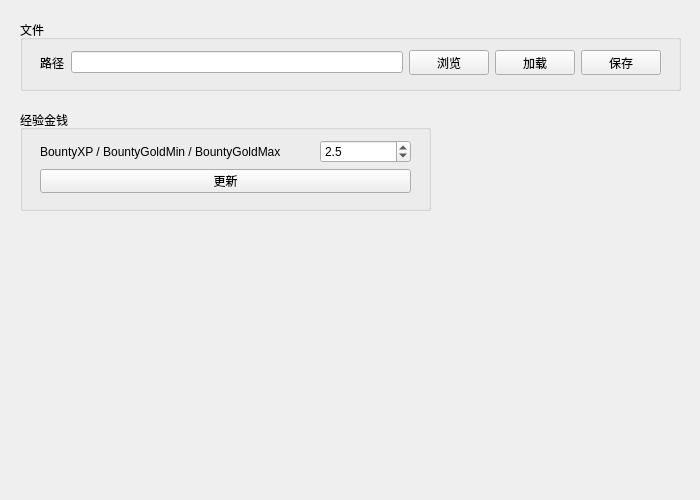
Above: untitled.ui from JeremyChim/Dota-Tool before the change. Below: the same form after it.
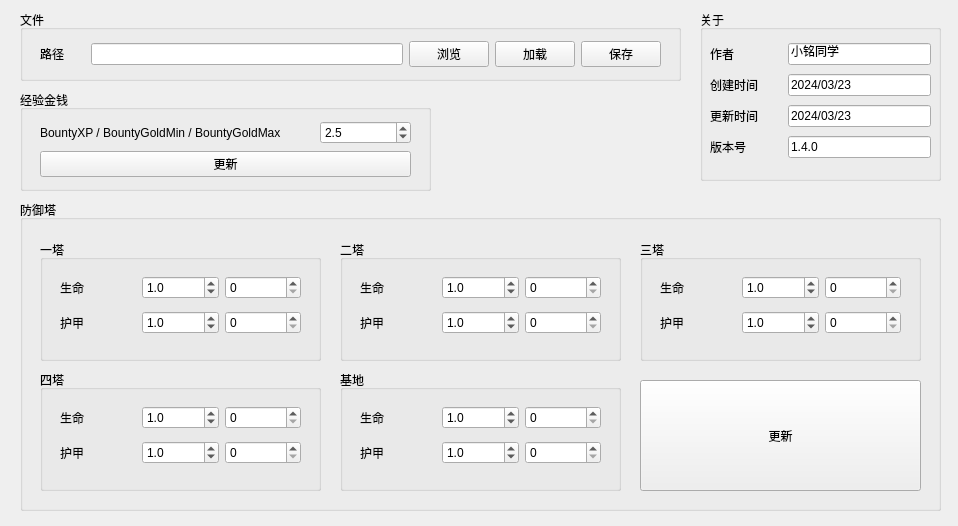
That is the form after the change.

Diff of the .ui file:
```diff
--- a/untitled.ui
+++ b/untitled.ui
@@ -6,8 +6,8 @@
    <rect>
     <x>0</x>
     <y>0</y>
-    <width>700</width>
-    <height>500</height>
+    <width>958</width>
+    <height>526</height>
    </rect>
   </property>
   <property name="windowTitle">
@@ -17,7 +17,7 @@
    <property name="geometry">
     <rect>
      <x>20</x>
-     <y>20</y>
+     <y>10</y>
      <width>661</width>
      <height>71</height>
     </rect>
@@ -31,10 +31,10 @@
       <x>20</x>
       <y>30</y>
       <width>621</width>
-      <height>25</height>
+      <height>28</height>
      </rect>
     </property>
-    <layout class="QHBoxLayout" name="horizontalLayout">
+    <layout class="QHBoxLayout" name="horizontalLayout" stretch="1,7,1,1,1">
      <item>
       <widget class="QLabel" name="label">
        <property name="text">
@@ -73,7 +73,7 @@
    <property name="geometry">
     <rect>
      <x>20</x>
-     <y>110</y>
+     <y>90</y>
      <width>411</width>
      <height>101</height>
     </rect>
@@ -81,13 +81,13 @@
    <property name="title">
     <string>经验金钱</string>
    </property>
-   <widget class="QWidget" name="">
+   <widget class="QWidget" name="layoutWidget">
     <property name="geometry">
      <rect>
       <x>20</x>
       <y>30</y>
       <width>371</width>
-      <height>53</height>
+      <height>60</height>
      </rect>
     </property>
     <layout class="QVBoxLayout" name="verticalLayout">
@@ -128,6 +128,672 @@
     </layout>
    </widget>
   </widget>
+  <widget class="QGroupBox" name="groupBox_7">
+   <property name="geometry">
+    <rect>
+     <x>20</x>
+     <y>200</y>
+     <width>921</width>
+     <height>311</height>
+    </rect>
+   </property>
+   <property name="title">
+    <string>防御塔</string>
+   </property>
+   <widget class="QGroupBox" name="groupBox_6">
+    <property name="geometry">
+     <rect>
+      <x>20</x>
+      <y>170</y>
+      <width>281</width>
+      <height>121</height>
+     </rect>
+    </property>
+    <property name="title">
+     <string>四塔</string>
+    </property>
+    <widget class="QWidget" name="layoutWidget_5">
+     <property name="geometry">
+      <rect>
+       <x>20</x>
+       <y>30</y>
+       <width>241</width>
+       <height>71</height>
+      </rect>
+     </property>
+     <layout class="QVBoxLayout" name="verticalLayout_5">
+      <item>
+       <layout class="QHBoxLayout" name="horizontalLayout_9">
+        <item>
+         <widget class="QLabel" name="label_9">
+          <property name="text">
+           <string>生命</string>
+          </property>
+         </widget>
+        </item>
+        <item>
+         <widget class="QDoubleSpinBox" name="doubleSpinBox_8">
+          <property name="decimals">
+           <number>1</number>
+          </property>
+          <property name="singleStep">
+           <double>0.100000000000000</double>
+          </property>
+          <property name="value">
+           <double>1.000000000000000</double>
+          </property>
+         </widget>
+        </item>
+        <item>
+         <widget class="QSpinBox" name="spinBox_7">
+          <property name="maximum">
+           <number>100000</number>
+          </property>
+          <property name="singleStep">
+           <number>100</number>
+          </property>
+          <property name="stepType">
+           <enum>QAbstractSpinBox::DefaultStepType</enum>
+          </property>
+         </widget>
+        </item>
+       </layout>
+      </item>
+      <item>
+       <layout class="QHBoxLayout" name="horizontalLayout_10">
+        <item>
+         <widget class="QLabel" name="label_10">
+          <property name="text">
+           <string>护甲</string>
+          </property>
+         </widget>
+        </item>
+        <item>
+         <widget class="QDoubleSpinBox" name="doubleSpinBox_9">
+          <property name="decimals">
+           <number>1</number>
+          </property>
+          <property name="singleStep">
+           <double>0.100000000000000</double>
+          </property>
+          <property name="value">
+           <double>1.000000000000000</double>
+          </property>
+         </widget>
+        </item>
+        <item>
+         <widget class="QSpinBox" name="spinBox_8">
+          <property name="maximum">
+           <number>100000</number>
+          </property>
+          <property name="singleStep">
+           <number>1</number>
+          </property>
+          <property name="stepType">
+           <enum>QAbstractSpinBox::DefaultStepType</enum>
+          </property>
+         </widget>
+        </item>
+       </layout>
+      </item>
+     </layout>
+    </widget>
+   </widget>
+   <widget class="QGroupBox" name="groupBox_4">
+    <property name="geometry">
+     <rect>
+      <x>320</x>
+      <y>40</y>
+      <width>281</width>
+      <height>121</height>
+     </rect>
+    </property>
+    <property name="title">
+     <string>二塔</string>
+    </property>
+    <widget class="QWidget" name="layoutWidget_3">
+     <property name="geometry">
+      <rect>
+       <x>20</x>
+       <y>30</y>
+       <width>241</width>
+       <height>71</height>
+      </rect>
+     </property>
+     <layout class="QVBoxLayout" name="verticalLayout_3">
+      <item>
+       <layout class="QHBoxLayout" name="horizontalLayout_5">
+        <item>
+         <widget class="QLabel" name="label_5">
+          <property name="text">
+           <string>生命</string>
+          </property>
+         </widget>
+        </item>
+        <item>
+         <widget class="QDoubleSpinBox" name="doubleSpinBox_4">
+          <property name="decimals">
+           <number>1</number>
+          </property>
+          <property name="singleStep">
+           <double>0.100000000000000</double>
+          </property>
+          <property name="value">
+           <double>1.000000000000000</double>
+          </property>
+         </widget>
+        </item>
+        <item>
+         <widget class="QSpinBox" name="spinBox_3">
+          <property name="maximum">
+           <number>100000</number>
+          </property>
+          <property name="singleStep">
+           <number>100</number>
+          </property>
+          <property name="stepType">
+           <enum>QAbstractSpinBox::DefaultStepType</enum>
+          </property>
+         </widget>
+        </item>
+       </layout>
+      </item>
+      <item>
+       <layout class="QHBoxLayout" name="horizontalLayout_6">
+        <item>
+         <widget class="QLabel" name="label_6">
+          <property name="text">
+           <string>护甲</string>
+          </property>
+         </widget>
+        </item>
+        <item>
+         <widget class="QDoubleSpinBox" name="doubleSpinBox_5">
+          <property name="decimals">
+           <number>1</number>
+          </property>
+          <property name="singleStep">
+           <double>0.100000000000000</double>
+          </property>
+          <property name="value">
+           <double>1.000000000000000</double>
+          </property>
+         </widget>
+        </item>
+        <item>
+         <widget class="QSpinBox" name="spinBox_4">
+          <property name="maximum">
+           <number>100000</number>
+          </property>
+          <property name="singleStep">
+           <number>1</number>
+          </property>
+          <property name="stepType">
+           <enum>QAbstractSpinBox::DefaultStepType</enum>
+          </property>
+         </widget>
+        </item>
+       </layout>
+      </item>
+     </layout>
+    </widget>
+   </widget>
+   <widget class="QGroupBox" name="groupBox_3">
+    <property name="geometry">
+     <rect>
+      <x>20</x>
+      <y>40</y>
+      <width>281</width>
+      <height>121</height>
+     </rect>
+    </property>
+    <property name="title">
+     <string>一塔</string>
+    </property>
+    <widget class="QWidget" name="layoutWidget">
+     <property name="geometry">
+      <rect>
+       <x>20</x>
+       <y>30</y>
+       <width>241</width>
+       <height>71</height>
+      </rect>
+     </property>
+     <layout class="QVBoxLayout" name="verticalLayout_2">
+      <item>
+       <layout class="QHBoxLayout" name="horizontalLayout_3">
+        <item>
+         <widget class="QLabel" name="label_3">
+          <property name="text">
+           <string>生命</string>
+          </property>
+         </widget>
+        </item>
+        <item>
+         <widget class="QDoubleSpinBox" name="doubleSpinBox_2">
+          <property name="decimals">
+           <number>1</number>
+          </property>
+          <property name="singleStep">
+           <double>0.100000000000000</double>
+          </property>
+          <property name="value">
+           <double>1.000000000000000</double>
+          </property>
+         </widget>
+        </item>
+        <item>
+         <widget class="QSpinBox" name="spinBox">
+          <property name="maximum">
+           <number>100000</number>
+          </property>
+          <property name="singleStep">
+           <number>100</number>
+          </property>
+          <property name="stepType">
+           <enum>QAbstractSpinBox::DefaultStepType</enum>
+          </property>
+         </widget>
+        </item>
+       </layout>
+      </item>
+      <item>
+       <layout class="QHBoxLayout" name="horizontalLayout_4">
+        <item>
+         <widget class="QLabel" name="label_4">
+          <property name="text">
+           <string>护甲</string>
+          </property>
+         </widget>
+        </item>
+        <item>
+         <widget class="QDoubleSpinBox" name="doubleSpinBox_3">
+          <property name="decimals">
+           <number>1</number>
+          </property>
+          <property name="singleStep">
+           <double>0.100000000000000</double>
+          </property>
+          <property name="value">
+           <double>1.000000000000000</double>
+          </property>
+         </widget>
+        </item>
+        <item>
+         <widget class="QSpinBox" name="spinBox_2">
+          <property name="maximum">
+           <number>100000</number>
+          </property>
+          <property name="singleStep">
+           <number>1</number>
+          </property>
+          <property name="stepType">
+           <enum>QAbstractSpinBox::DefaultStepType</enum>
+          </property>
+         </widget>
+        </item>
+       </layout>
+      </item>
+     </layout>
+    </widget>
+   </widget>
+   <widget class="QGroupBox" name="groupBox_5">
+    <property name="geometry">
+     <rect>
+      <x>620</x>
+      <y>40</y>
+      <width>281</width>
+      <height>121</height>
+     </rect>
+    </property>
+    <property name="title">
+     <string>三塔</string>
+    </property>
+    <widget class="QWidget" name="layoutWidget_4">
+     <property name="geometry">
+      <rect>
+       <x>20</x>
+       <y>30</y>
+       <width>241</width>
+       <height>71</height>
+      </rect>
+     </property>
+     <layout class="QVBoxLayout" name="verticalLayout_4">
+      <item>
+       <layout class="QHBoxLayout" name="horizontalLayout_7">
+        <item>
+         <widget class="QLabel" name="label_7">
+          <property name="text">
+           <string>生命</string>
+          </property>
+         </widget>
+        </item>
+        <item>
+         <widget class="QDoubleSpinBox" name="doubleSpinBox_6">
+          <property name="decimals">
+           <number>1</number>
+          </property>
+          <property name="singleStep">
+           <double>0.100000000000000</double>
+          </property>
+          <property name="value">
+           <double>1.000000000000000</double>
+          </property>
+         </widget>
+        </item>
+        <item>
+         <widget class="QSpinBox" name="spinBox_5">
+          <property name="maximum">
+           <number>100000</number>
+          </property>
+          <property name="singleStep">
+           <number>100</number>
+          </property>
+          <property name="stepType">
+           <enum>QAbstractSpinBox::DefaultStepType</enum>
+          </property>
+         </widget>
+        </item>
+       </layout>
+      </item>
+      <item>
+       <layout class="QHBoxLayout" name="horizontalLayout_8">
+        <item>
+         <widget class="QLabel" name="label_8">
+          <property name="text">
+           <string>护甲</string>
+          </property>
+         </widget>
+        </item>
+        <item>
+         <widget class="QDoubleSpinBox" name="doubleSpinBox_7">
+          <property name="decimals">
+           <number>1</number>
+          </property>
+          <property name="singleStep">
+           <double>0.100000000000000</double>
+          </property>
+          <property name="value">
+           <double>1.000000000000000</double>
+          </property>
+         </widget>
+        </item>
+        <item>
+         <widget class="QSpinBox" name="spinBox_6">
+          <property name="maximum">
+           <number>100000</number>
+          </property>
+          <property name="singleStep">
+           <number>1</number>
+          </property>
+          <property name="stepType">
+           <enum>QAbstractSpinBox::DefaultStepType</enum>
+          </property>
+         </widget>
+        </item>
+       </layout>
+      </item>
+     </layout>
+    </widget>
+   </widget>
+   <widget class="QPushButton" name="pushButton_5">
+    <property name="geometry">
+     <rect>
+      <x>620</x>
+      <y>180</y>
+      <width>281</width>
+      <height>111</height>
+     </rect>
+    </property>
+    <property name="text">
+     <string>更新</string>
+    </property>
+   </widget>
+   <widget class="QGroupBox" name="groupBox_8">
+    <property name="geometry">
+     <rect>
+      <x>320</x>
+      <y>170</y>
+      <width>281</width>
+      <height>121</height>
+     </rect>
+    </property>
+    <property name="title">
+     <string>基地</string>
+    </property>
+    <widget class="QWidget" name="layoutWidget_6">
+     <property name="geometry">
+      <rect>
+       <x>20</x>
+       <y>30</y>
+       <width>241</width>
+       <height>71</height>
+      </rect>
+     </property>
+     <layout class="QVBoxLayout" name="verticalLayout_6">
+      <item>
+       <layout class="QHBoxLayout" name="horizontalLayout_11">
+        <item>
+         <widget class="QLabel" name="label_11">
+          <property name="text">
+           <string>生命</string>
+          </property>
+         </widget>
+        </item>
+        <item>
+         <widget class="QDoubleSpinBox" name="doubleSpinBox_10">
+          <property name="decimals">
+           <number>1</number>
+          </property>
+          <property name="singleStep">
+           <double>0.100000000000000</double>
+          </property>
+          <property name="value">
+           <double>1.000000000000000</double>
+          </property>
+         </widget>
+        </item>
+        <item>
+         <widget class="QSpinBox" name="spinBox_9">
+          <property name="maximum">
+           <number>100000</number>
+          </property>
+          <property name="singleStep">
+           <number>100</number>
+          </property>
+          <property name="stepType">
+           <enum>QAbstractSpinBox::DefaultStepType</enum>
+          </property>
+         </widget>
+        </item>
+       </layout>
+      </item>
+      <item>
+       <layout class="QHBoxLayout" name="horizontalLayout_12">
+        <item>
+         <widget class="QLabel" name="label_12">
+          <property name="text">
+           <string>护甲</string>
+          </property>
+         </widget>
+        </item>
+        <item>
+         <widget class="QDoubleSpinBox" name="doubleSpinBox_11">
+          <property name="decimals">
+           <number>1</number>
+          </property>
+          <property name="singleStep">
+           <double>0.100000000000000</double>
+          </property>
+          <property name="value">
+           <double>1.000000000000000</double>
+          </property>
+         </widget>
+        </item>
+        <item>
+         <widget class="QSpinBox" name="spinBox_10">
+          <property name="maximum">
+           <number>100000</number>
+          </property>
+          <property name="singleStep">
+           <number>1</number>
+          </property>
+          <property name="stepType">
+           <enum>QAbstractSpinBox::DefaultStepType</enum>
+          </property>
+         </widget>
+        </item>
+       </layout>
+      </item>
+     </layout>
+    </widget>
+   </widget>
+  </widget>
+  <widget class="QGroupBox" name="groupBox_9">
+   <property name="geometry">
+    <rect>
+     <x>700</x>
+     <y>10</y>
+     <width>241</width>
+     <height>171</height>
+    </rect>
+   </property>
+   <property name="title">
+    <string>关于</string>
+   </property>
+   <widget class="QWidget" name="layoutWidget">
+    <property name="geometry">
+     <rect>
+      <x>10</x>
+      <y>30</y>
+      <width>221</width>
+      <height>124</height>
+     </rect>
+    </property>
+    <layout class="QVBoxLayout" name="verticalLayout_7">
+     <item>
+      <layout class="QHBoxLayout" name="horizontalLayout_13" stretch="1,2">
+       <item>
+        <widget class="QLabel" name="label_13">
+         <property name="text">
+          <string>作者</string>
+         </property>
+        </widget>
+       </item>
+       <item>
+        <widget class="QLineEdit" name="lineEdit_2">
+         <property name="text">
+          <string>小铭同学</string>
+         </property>
+         <property name="echoMode">
+          <enum>QLineEdit::Normal</enum>
+         </property>
+         <property name="dragEnabled">
+          <bool>false</bool>
+         </property>
+         <property name="readOnly">
+          <bool>true</bool>
+         </property>
+         <property name="placeholderText">
+          <string/>
+         </property>
+        </widget>
+       </item>
+      </layout>
+     </item>
+     <item>
+      <layout class="QHBoxLayout" name="horizontalLayout_14" stretch="1,2">
+       <item>
+        <widget class="QLabel" name="label_14">
+         <property name="text">
+          <string>创建时间</string>
+         </property>
+        </widget>
+       </item>
+       <item>
+        <widget class="QLineEdit" name="lineEdit_3">
+         <property name="text">
+          <string>2024/03/23</string>
+         </property>
+         <property name="echoMode">
+          <enum>QLineEdit::Normal</enum>
+         </property>
+         <property name="dragEnabled">
+          <bool>false</bool>
+         </property>
+         <property name="readOnly">
+          <bool>true</bool>
+         </property>
+         <property name="placeholderText">
+          <string/>
+         </property>
+        </widget>
+       </item>
+      </layout>
+     </item>
+     <item>
+      <layout class="QHBoxLayout" name="horizontalLayout_15" stretch="1,2">
+       <item>
+        <widget class="QLabel" name="label_15">
+         <property name="text">
+          <string>更新时间</string>
+         </property>
+        </widget>
+       </item>
+       <item>
+        <widget class="QLineEdit" name="lineEdit_4">
+         <property name="text">
+          <string>2024/03/23</string>
+         </property>
+         <property name="echoMode">
+          <enum>QLineEdit::Normal</enum>
+         </property>
+         <property name="dragEnabled">
+          <bool>false</bool>
+         </property>
+         <property name="readOnly">
+          <bool>true</bool>
+         </property>
+         <property name="placeholderText">
+          <string/>
+         </property>
+        </widget>
+       </item>
+      </layout>
+     </item>
+     <item>
+      <layout class="QHBoxLayout" name="horizontalLayout_16" stretch="1,2">
+       <item>
+        <widget class="QLabel" name="label_16">
+         <property name="text">
+          <string>版本号</string>
+         </property>
+        </widget>
+       </item>
+       <item>
+        <widget class="QLineEdit" name="lineEdit_5">
+         <property name="text">
+          <string>1.4.0</string>
+         </property>
+         <property name="echoMode">
+          <enum>QLineEdit::Normal</enum>
+         </property>
+         <property name="dragEnabled">
+          <bool>false</bool>
+         </property>
+         <property name="readOnly">
+          <bool>true</bool>
+         </property>
+         <property name="placeholderText">
+          <string/>
+         </property>
+        </widget>
+       </item>
+      </layout>
+     </item>
+    </layout>
+   </widget>
+  </widget>
  </widget>
  <resources/>
  <connections/>
```
